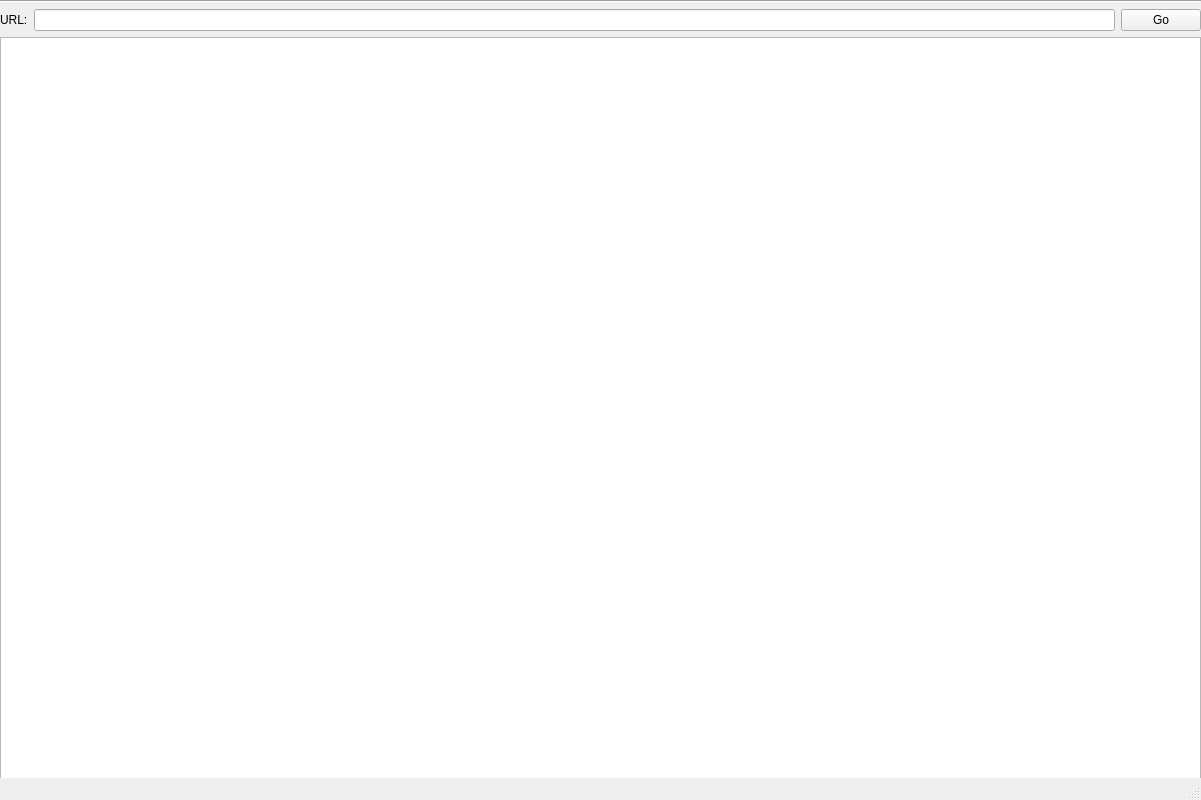
Old version of the form ui/QtDesigner/MainUI.ui in the repository crucueiv/browserlearning.
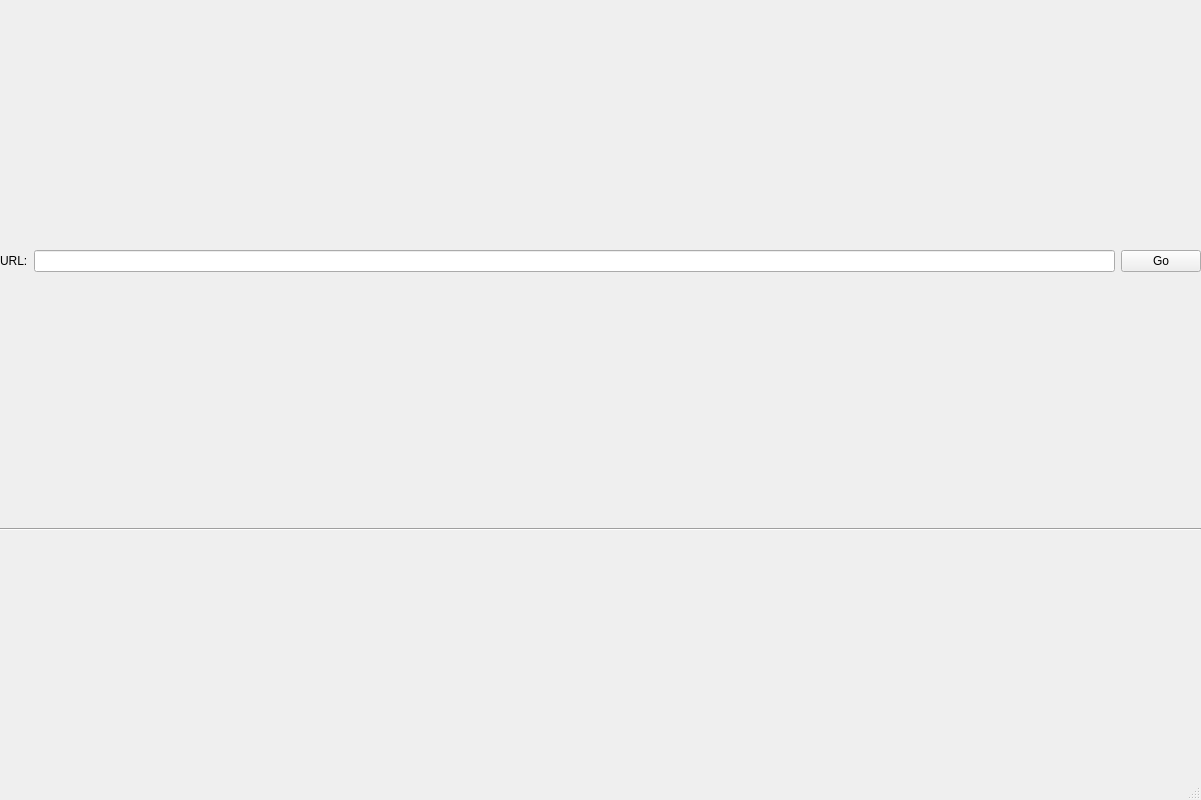
New version of the form.

Commit message: Changed rendering by using QTextEdit for a custom widget for rendering

Patch:
```diff
--- a/ui/QtDesigner/MainUI.ui
+++ b/ui/QtDesigner/MainUI.ui
@@ -23,14 +23,7 @@
       <height>781</height>
      </rect>
     </property>
-    <layout class="QVBoxLayout" name="verticalLayout">
-     <item>
-      <widget class="Line" name="line">
-       <property name="orientation">
-        <enum>Qt::Horizontal</enum>
-       </property>
-      </widget>
-     </item>
+    <layout class="QVBoxLayout" name="mainLayout">
      <item>
       <layout class="QHBoxLayout" name="horizontalLayout">
        <item>
@@ -53,7 +46,11 @@
       </layout>
      </item>
      <item>
-      <widget class="QTextEdit" name="content_area"/>
+      <widget class="Line" name="line">
+       <property name="orientation">
+        <enum>Qt::Horizontal</enum>
+       </property>
+      </widget>
      </item>
     </layout>
    </widget>
```
The commit also changes 6 other files.
